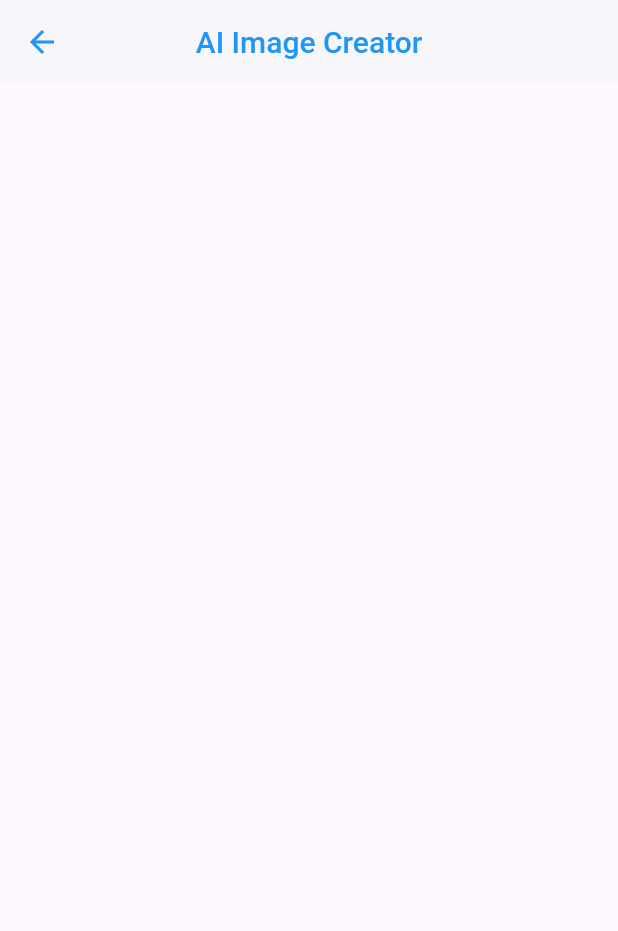
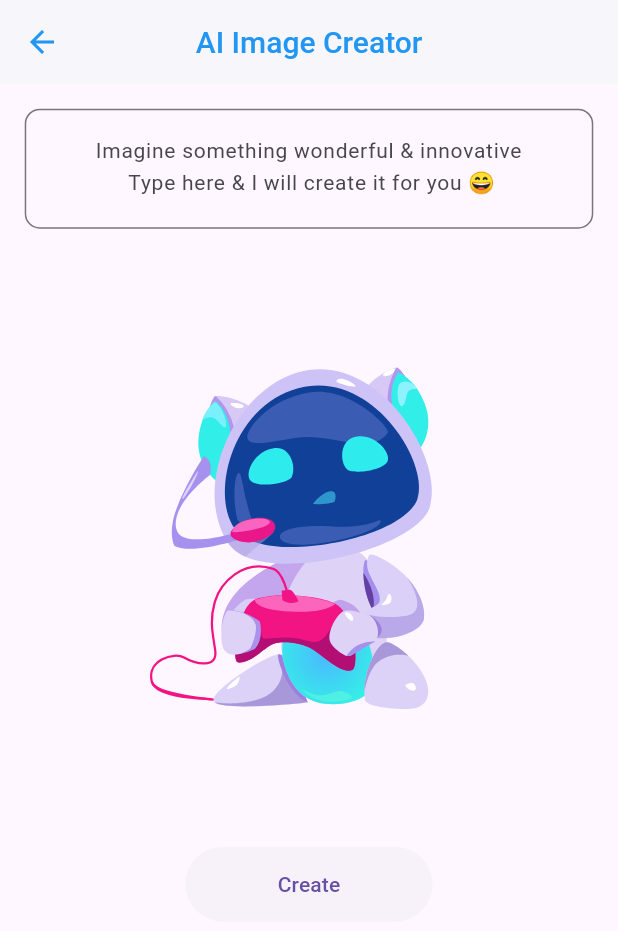
Before and after one commit to YashSah/PIXY, a Flutter app: the ImageFeature screen opened directly, on a phone screen of 412 x 824 dp. Shown: the top 931 px of the screen. Run offline on Flutter 3.47's test engine with Material 3 defaults, Android fonts, the phone set to English and light mode, and no system bars; our stand-ins replace animated_text_kit, flutter_animate, get, hive, lottie; accounts and stored records are empty; statements that could not run were skipped; project files that could hold a hidden picture were left out.

Commit message:
image feature screen UI completed

```diff
--- /dev/null
+++ b/lib/controller/image_controller.dart
@@ -0,0 +1,12 @@
+import 'package:flutter/material.dart';
+import 'package:get/get.dart';
+
+class ImageController extends GetxController {
+  final textC = TextEditingController();
+
+  Future<void> askQuestion() async {
+    if(textC.text.trim().isNotEmpty) {
+      textC.text = '';
+    }
+  }
+}
--- a/lib/screen/feature/image_feature.dart
+++ b/lib/screen/feature/image_feature.dart
@@ -1,4 +1,8 @@
 import 'package:flutter/material.dart';
+import 'package:get/get.dart';
+import 'package:lottie/lottie.dart';
+import 'package:pixy/controller/image_controller.dart';
+import 'package:pixy/widget/custom_btn.dart';
 
 class ImageFeature extends StatefulWidget {
   const ImageFeature({super.key});
@@ -8,6 +12,8 @@ class ImageFeature extends StatefulWidget {
 }
 
 class _ImageFeatureState extends State<ImageFeature> {
+  final _c = ImageController();
+
   @override
   Widget build(BuildContext context) {
     return Scaffold(
@@ -15,8 +21,39 @@ class _ImageFeatureState extends State<ImageFeature> {
         title: const Text("AI Image Creator"),
       ),
       body: ListView(
+        physics: const BouncingScrollPhysics(),
+        padding: EdgeInsets.only(
+          top: MediaQuery.of(context).size.height * 0.02,
+          bottom: MediaQuery.of(context).size.height * 0.1,
+          left: MediaQuery.of(context).size.width * 0.04,
+          right: MediaQuery.of(context).size.width * 0.04,
+        ),
         children: [
+          TextFormField(
+            controller: _c.textC,
+            textAlign: TextAlign.center,
+            minLines: 2,
+            maxLines: null,
+            onTapOutside: (e) => FocusScope.of(context).unfocus(),
+            decoration: InputDecoration(
+              hintText: "Imagine something wonderful & innovative\n Type here & I will create it for you 😄",
+              hintStyle: const TextStyle(fontSize: 14),
+              border: OutlineInputBorder(
+                borderRadius: BorderRadius.circular(10),
+              ),
+            ),
+          ),
 
+          Container(
+            height: MediaQuery.of(context).size.height * 0.5,
+            alignment: Alignment.center,
+            child: Lottie.asset(
+              "assets/animations/ai_play.json",
+              height: MediaQuery.of(context).size.height * 0.3,
+            ),
+          ),
+
+          CustomBtn(onTap: () {}, text: 'Create'),
         ],
       ),
     );
--- /dev/null
+++ b/lib/widget/custom_btn.dart
@@ -0,0 +1,22 @@
+import 'package:flutter/material.dart';
+
+class CustomBtn extends StatelessWidget {
+  final String text;
+  final VoidCallback onTap;
+  const CustomBtn({super.key, required this.onTap, required this.text});
+
+  @override
+  Widget build(BuildContext context) {
+    return Align(
+      child: ElevatedButton(
+          style: ElevatedButton.styleFrom(
+              shape: StadiumBorder(),
+              elevation: 0,
+              minimumSize: Size(MediaQuery.of(context).size.width * 0.4, 50),
+          ),
+          onPressed: onTap,
+          child: Text(text),
+      ),
+    );
+  }
+}
```
Also changed, not shown: lib/screen/onboarding_screen.dart (+9 -16 lines).
